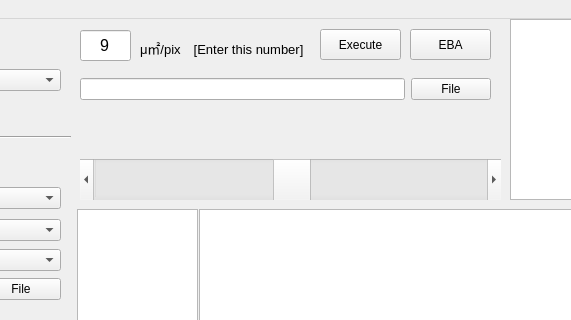
This is pyside_blog/pygraph_Opencv.ui in tatabox2000/Data_science as Qt 5 draws it before an edit; both pictures show x 320 to 891 and y 0 to 320 of the 1052 by 766 pixel window. The edited form follows.
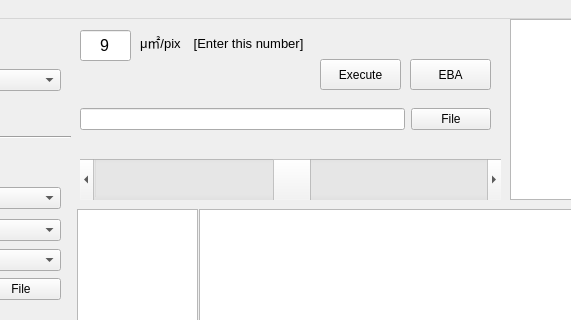
This is the edited form. Custom widgets are drawn as their Qt base class.

```diff
--- a/pyside_blog/pygraph_Opencv.ui
+++ b/pyside_blog/pygraph_Opencv.ui
@@ -30,7 +30,7 @@
     <property name="geometry">
      <rect>
       <x>400</x>
-      <y>50</y>
+      <y>80</y>
       <width>411</width>
       <height>41</height>
      </rect>
@@ -65,7 +65,7 @@
     <property name="geometry">
      <rect>
       <x>640</x>
-      <y>10</y>
+      <y>40</y>
       <width>81</width>
       <height>31</height>
      </rect>
@@ -733,7 +733,7 @@
     <property name="geometry">
      <rect>
       <x>460</x>
-      <y>6</y>
+      <y>0</y>
       <width>271</width>
       <height>46</height>
      </rect>
@@ -761,7 +761,7 @@
     <property name="geometry">
      <rect>
       <x>730</x>
-      <y>10</y>
+      <y>40</y>
       <width>81</width>
       <height>31</height>
      </rect>
```
Left out of the diff: 2 changed lines with no effect on the pictures.
